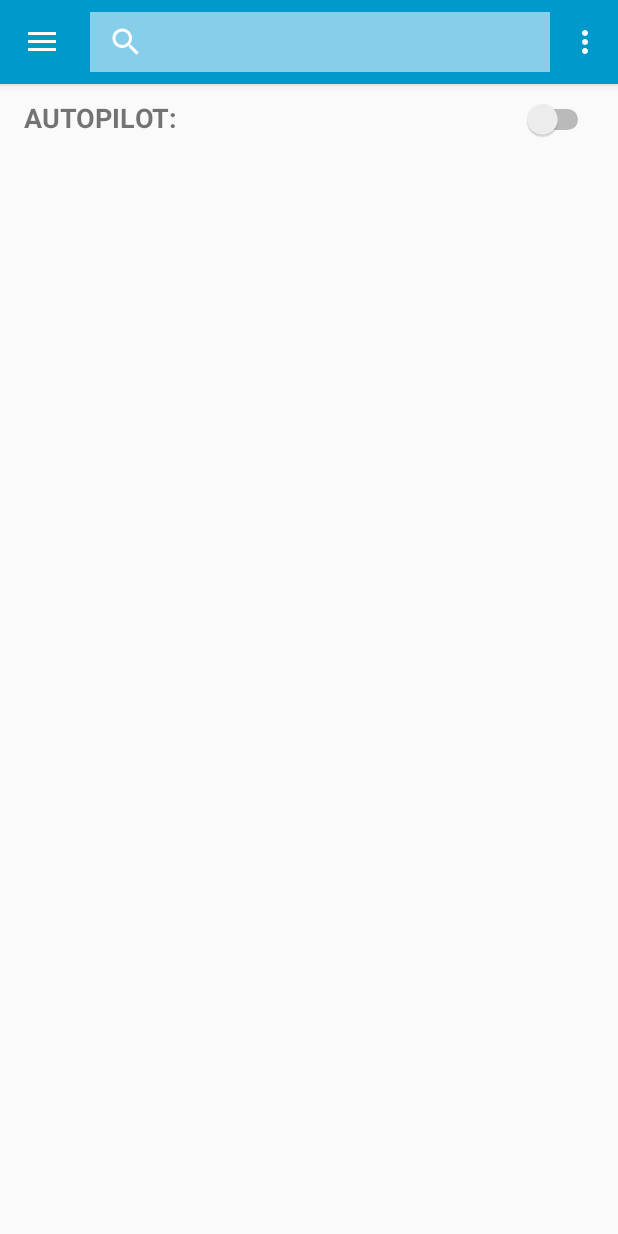
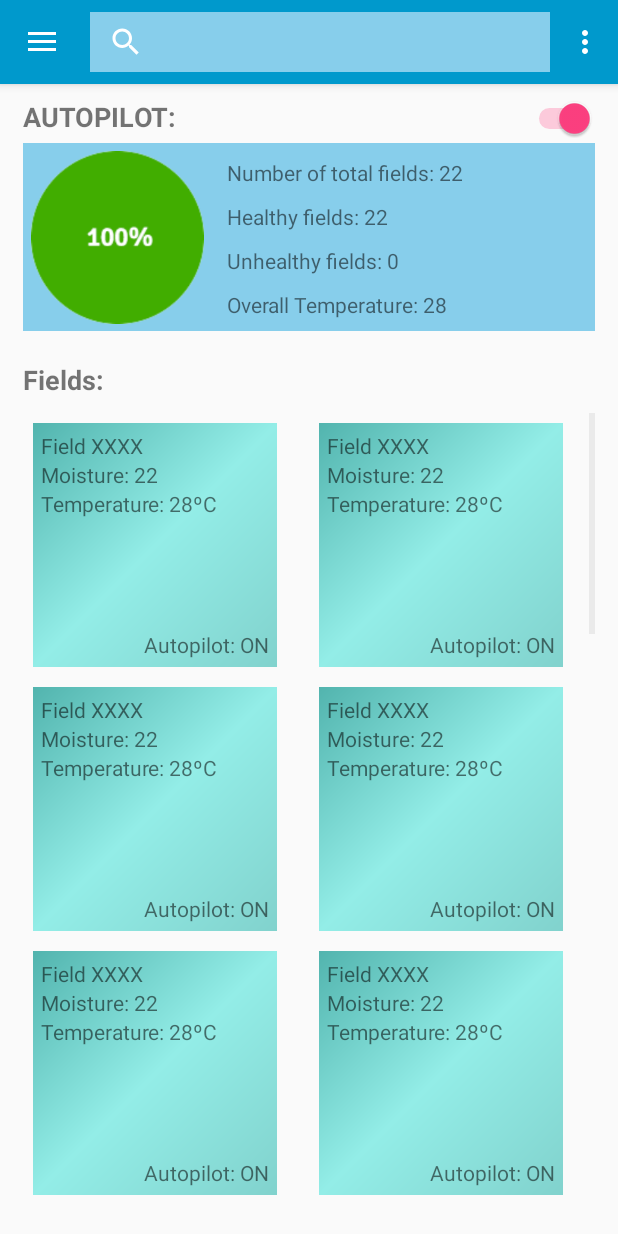
Before and after one commit to rathaROG/MWS, an Android app: the MainActivity screen opened directly, with no data from a screen before it, on a phone screen of 412 x 824 dp. Run offline under Robolectric (Android 15) with nearby library versions, the phone set to English and light mode, and no system bars.

Commit message:
big update 1

```diff
--- a/app/src/main/java/com/ratharog/mws/activity/MainActivity.java
+++ b/app/src/main/java/com/ratharog/mws/activity/MainActivity.java
@@ -15,9 +15,13 @@ import android.view.Menu;
 import android.view.MenuItem;
 import android.view.Window;
 import android.view.WindowManager;
+import android.widget.AdapterView;
+import android.widget.GridView;
+import android.widget.Toast;
 import android.widget.ViewFlipper;
 
 import com.ratharog.mws.R;
+import com.ratharog.mws.adapter.ImageAdapter;
 
 public class MainActivity extends AppCompatActivity
         implements NavigationView.OnNavigationItemSelectedListener {
@@ -47,6 +51,22 @@ public class MainActivity extends AppCompatActivity
 
         NavigationView navigationView = (NavigationView) findViewById(R.id.nav_view);
         navigationView.setNavigationItemSelectedListener(this);
+
+        loadGridView();
+
+    }
+
+    public void loadGridView() {
+        GridView gridview = (GridView) findViewById(R.id.gridView);
+        gridview.setAdapter(new ImageAdapter(this));
+
+        /*gridview.setOnItemClickListener(new AdapterView.OnItemClickListener() {
+            public void onItemClick(AdapterView<?> parent, View v,
+                                    int position, long id) {
+                Toast.makeText(MainActivity.this, "" + position,
+                        Toast.LENGTH_SHORT).show();
+            }
+        });*/
     }
 
     @Override
--- /dev/null
+++ b/app/src/main/java/com/ratharog/mws/adapter/ImageAdapter.java
@@ -0,0 +1,172 @@
+package com.ratharog.mws.adapter;
+
+import android.app.Activity;
+import android.content.Context;
+import android.graphics.Point;
+import android.view.Display;
+import android.view.LayoutInflater;
+import android.view.View;
+import android.view.ViewGroup;
+import android.view.WindowManager;
+import android.widget.BaseAdapter;
+import android.widget.GridView;
+import android.widget.ImageView;
+import android.widget.TextView;
+
+import com.ratharog.mws.R;
+
+/**
+ * Created by rathaROG on 11/15/2016.
+ */
+
+/*public class ImageAdapter extends BaseAdapter {
+    private Context context;
+    // private final String[] mobileValues;
+
+    public ImageAdapter(Context context) {
+        this.context = context;
+    }
+
+    public View getView(int position, View convertView, ViewGroup parent) {
+
+        LayoutInflater inflater = (LayoutInflater) context
+                .getSystemService(Context.LAYOUT_INFLATER_SERVICE);
+
+        View gridView;
+
+        if (convertView == null) {
+            gridView = new View(context);
+
+            // get layout from mobile.xml
+            gridView = inflater.inflate(R.layout.grid_view_item, null);
+        } else {
+            gridView = (View) convertView;
+        }
+
+        return gridView;
+    }
+
+    @Override
+    public int getCount() {
+        // return mobileValues.length;
+        return 10;
+    }
+
+    @Override
+    public Object getItem(int position) {
+        return null;
+    }
+
+    @Override
+    public long getItemId(int position) {r
+        return 0;
+    }
+
+}*/
+
+public class ImageAdapter extends BaseAdapter {
+    private Context mContext;
+
+    public ImageAdapter(Context c) {
+        mContext = c;
+    }
+
+    public int getCount() {
+        return mThumbIds.length;
+    }
+
+    public Object getItem(int position) {
+        return null;
+    }
+
+    public long getItemId(int position) {
+        return 0;
+    }
+
+    // create a new ImageView for each item referenced by the Adapter
+    public View getView(int position, View convertView, ViewGroup parent) {
+        ImageView imageView;
+        TextView textViewTitle;
+        TextView textViewMoisture;
+        TextView textViewTemp;
+        TextView textViewAutopilotStatus;
+
+        View gridView;
+
+        LayoutInflater li = ((Activity) mContext).getLayoutInflater();
+        gridView = li.inflate(R.layout.grid_view_item, null);
+
+        WindowManager wm = (WindowManager) mContext.getSystemService(Context.WINDOW_SERVICE);
+        Display display = wm.getDefaultDisplay();
+        Point size = new Point();
+        display.getSize(size);
+        int width = (int)(size.x - 30)/2 - 30;
+
+        if (convertView == null) {
+//            // if it's not recycled, initialize some attributes
+//            imageView = new ImageView(mContext);
+//            imageView.setLayoutParams(new GridView.LayoutParams(width, width));
+//            imageView.setScaleType(ImageView.ScaleType.CENTER_CROP);
+//            imageView.setPadding(10, 10, 10, 10);
+
+
+
+            // if it's not recycled, initialize some attributes
+            imageView = (ImageView) gridView.findViewById(R.id.imageViewBackground);
+            textViewTitle = (TextView) gridView.findViewById(R.id.textViewTitle);
+            textViewMoisture = (TextView) gridView.findViewById(R.id.textViewMoisture);
+            textViewTemp = (TextView) gridView.findViewById(R.id.textViewTemp);
+            textViewAutopilotStatus = (TextView) gridView.findViewById(R.id.textViewAutopilotStatus);
+
+            gridView.setLayoutParams(new GridView.LayoutParams(width, width));
+            // gridView.setScaleType(ImageView.ScaleType.CENTER_CROP);
+            gridView.setPadding(10, 10, 10, 10);
+
+//            imageView.setLayoutParams(new GridView.LayoutParams(width, width));
+//            imageView.setScaleType(ImageView.ScaleType.CENTER_CROP);
+//            imageView.setPadding(10, 10, 10, 10);
+
+            imageView.setImageResource(R.drawable.grid_view_item_background);
+
+            textViewTitle.setText("Field XXXX");
+            textViewMoisture.setText("Moisture: 22");
+            textViewTemp.setText("Temperature: 28ºC");
+            textViewAutopilotStatus.setText("Autopilot: ON");
+
+        } else {
+            gridView = (View) convertView;
+        }
+
+        // imageView.setImageResource(mThumbIds[position]);
+        return gridView;
+    }
+
+    // references to our images
+    private Integer[] mThumbIds = {
+            R.drawable.sample_2, R.drawable.sample_3,
+            R.drawable.sample_4, R.drawable.sample_5,
+            R.drawable.sample_6, R.drawable.sample_7,
+            R.drawable.sample_0, R.drawable.sample_1,
+            R.drawable.sample_2, R.drawable.sample_3,
+            R.drawable.sample_4, R.drawable.sample_5,
+            R.drawable.sample_6, R.drawable.sample_7,
+            R.drawable.sample_0, R.drawable.sample_1,
+            R.drawable.sample_2, R.drawable.sample_3,
+            R.drawable.sample_4, R.drawable.sample_5,
+            R.drawable.sample_6, R.drawable.sample_7
+    };
+
+    /*private Integer[] mThumbIds = {
+            R.drawable.grid_view_item_background, R.drawable.grid_view_item_background,
+            R.drawable.grid_view_item_background, R.drawable.grid_view_item_background,
+            R.drawable.grid_view_item_background, R.drawable.grid_view_item_background,
+            R.drawable.grid_view_item_background, R.drawable.grid_view_item_background,
+            R.drawable.grid_view_item_background, R.drawable.grid_view_item_background,
+            R.drawable.grid_view_item_background, R.drawable.grid_view_item_background,
+            R.drawable.grid_view_item_background, R.drawable.grid_view_item_background,
+            R.drawable.grid_view_item_background, R.drawable.grid_view_item_background,
+            R.drawable.grid_view_item_background, R.drawable.grid_view_item_background,
+            R.drawable.grid_view_item_background, R.drawable.grid_view_item_background,
+            R.drawable.grid_view_item_background, R.drawable.grid_view_item_background
+    };*/
+}
--- /dev/null
+++ b/app/src/main/res/drawable/grid_view_item_background.xml
@@ -0,0 +1,9 @@
+<shape xmlns:android="http://schemas.android.com/apk/res/android"
+    android:shape="rectangle">
+    <gradient
+        android:angle="135"
+        android:centerColor="#93ede7"
+        android:endColor="#52b4ae"
+        android:startColor="#81d2cd"
+        android:type="linear" />
+</shape>
--- a/app/src/main/res/layout/content_main.xml
+++ b/app/src/main/res/layout/content_main.xml
@@ -5,10 +5,7 @@
     android:id="@+id/content_main"
     android:layout_width="match_parent"
     android:layout_height="match_parent"
-    android:paddingBottom="@dimen/activity_vertical_margin"
-    android:paddingLeft="@dimen/activity_horizontal_margin"
-    android:paddingRight="@dimen/activity_horizontal_margin"
-    android:paddingTop="@dimen/activity_vertical_margin"
+    android:layout_margin="10dp"
     app:layout_behavior="@string/appbar_scrolling_view_behavior"
     tools:context="com.ratharog.mws.activity.MainActivity"
     tools:showIn="@layout/app_bar_main">
@@ -16,16 +13,103 @@
     <TextView
         android:layout_width="wrap_content"
         android:layout_height="wrap_content"
-        android:layout_marginTop="50dp"
+        android:layout_marginTop="55dp"
+        android:layout_alignParentLeft="true"
+        android:layout_marginLeft="5dp"
         android:text="AUTOPILOT:"
         android:textSize="18sp"
-        android:textStyle="normal|bold" />
+        android:textStyle="normal|bold"
+        android:id="@+id/texViewAutopilot"/>
 
     <Switch
         android:layout_width="wrap_content"
         android:layout_height="wrap_content"
-        android:layout_marginTop="50dp"
-        android:layout_alignParentTop="true"
-        android:layout_alignParentEnd="true"
-        android:id="@+id/switch1" />
+        android:layout_alignTop="@id/texViewAutopilot"
+        android:layout_alignParentRight="true"
+        android:layout_marginRight="5dp"
+        android:id="@+id/switchAutopilot"
+        android:checked="true" />
+
+    <RelativeLayout
+        android:layout_width="match_parent"
+        android:layout_height="125dp"
+        android:layout_marginTop="85dp"
+        android:layout_marginLeft="5dp"
+        android:layout_marginRight="5dp"
+        android:background="@color/skyblue"
+        android:id="@+id/relativeLayoutSummary"
+        >
+
+        <ImageView
+            android:background="@drawable/pie_chart_100"
+            android:layout_width="115dp"
+            android:layout_height="115dp"
+            android:layout_marginLeft="5dp"
+            android:layout_marginTop="5dp"
+            android:scaleType="fitXY"
+            android:id="@+id/imageViewPieGraph"/>
+
+        <TextView
+            android:text="Number of total fields: 22"
+            android:layout_width="wrap_content"
+            android:layout_height="wrap_content"
+            android:layout_toEndOf="@id/imageViewPieGraph"
+            android:layout_marginLeft="15dp"
+            android:layout_marginTop="10dp"
+            android:id="@+id/textViewNumofField"/>
+
+        <TextView
+            android:text="Healthy fields: 22"
+            android:layout_width="wrap_content"
+            android:layout_height="wrap_content"
+            android:layout_marginTop="10dp"
+            android:layout_below="@id/textViewNumofField"
+            android:layout_alignStart="@id/textViewNumofField"
+            android:id="@+id/textViewNumofHealthyField"/>
+
+        <TextView
+            android:text="Unhealthy fields: 0"
+            android:layout_width="wrap_content"
+            android:layout_height="wrap_content"
+            android:layout_marginTop="10dp"
+            android:layout_below="@id/textViewNumofHealthyField"
+            android:layout_alignStart="@id/textViewNumofField"
+            android:id="@+id/textViewNumofRiskField"/>
+
+        <TextView
+            android:text="Overall Temperature: 28"
+            android:layout_width="wrap_content"
+            android:layout_height="wrap_content"
+            android:layout_marginTop="10dp"
+            android:layout_below="@id/textViewNumofRiskField"
+            android:layout_alignStart="@id/textViewNumofField"
+            android:id="@+id/textViewOverallTemp"/>
+
+
+
+    </RelativeLayout>
+
+    <TextView
+        android:layout_width="wrap_content"
+        android:layout_height="wrap_content"
+        android:layout_below="@id/relativeLayoutSummary"
+        android:layout_marginTop="20dp"
+        android:layout_marginLeft="5dp"
+        android:text="Fields:"
+        android:textSize="18sp"
+        android:textStyle="normal|bold"
+        android:id="@+id/textViewField"/>
+
+    <GridView
+        android:layout_width="match_parent"
+        android:layout_height="match_parent"
+        android:layout_below="@id/textViewField"
+        android:layout_marginTop="10dp"
+        android:layout_marginLeft="5dp"
+        android:layout_marginRight="5dp"
+        android:layout_marginBottom="5dp"
+        android:numColumns="2"
+        android:id="@+id/gridView" />
+
+
 </RelativeLayout>
--- /dev/null
+++ b/app/src/main/res/layout/grid_view_item.xml
@@ -0,0 +1,45 @@
+<?xml version="1.0" encoding="utf-8"?>
+<RelativeLayout xmlns:android="http://schemas.android.com/apk/res/android"
+    android:layout_width="match_parent" android:layout_height="match_parent">
+
+    <ImageView
+        android:layout_width="fill_parent"
+        android:layout_height="fill_parent"
+        android:background="@drawable/grid_view_item_background"
+        android:id="@+id/imageViewBackground"/>
+
+    <TextView
+        android:text="Title (field name)"
+        android:layout_width="wrap_content"
+        android:layout_height="wrap_content"
+        android:layout_alignParentTop="true"
+        android:layout_alignParentStart="true"
+        android:layout_marginStart="5dp"
+        android:layout_marginTop="5dp"
+        android:id="@+id/textViewTitle" />
+
+    <TextView
+        android:text="Moisture: 25"
+        android:layout_width="wrap_content"
+        android:layout_height="wrap_content"
+        android:layout_below="@+id/textViewTitle"
+        android:layout_alignStart="@+id/textViewTitle"
+        android:id="@+id/textViewMoisture" />
+
+    <TextView
+        android:text="Temperature: 28"
+        android:layout_width="wrap_content"
+        android:layout_height="wrap_content"
+        android:layout_below="@+id/textViewMoisture"
+        android:layout_alignStart="@+id/textViewMoisture"
+        android:id="@+id/textViewTemp" />
+
+    <TextView
+        android:text="Autopilot: ON"
+        android:layout_width="wrap_content"
+        android:layout_height="wrap_content"
+        android:layout_alignParentEnd="true"
+        android:layout_alignParentBottom="true"
+        android:layout_margin="5dp"
+        android:id="@+id/textViewAutopilotStatus" />
+</RelativeLayout>
```
Also changed, not shown: app/src/main/res/drawable/pie_chart_100.png (added), app/src/main/res/drawable/sample_0.jpg (added), app/src/main/res/drawable/sample_1.jpg (added), app/src/main/res/drawable/sample_2.jpg (added), app/src/main/res/drawable/sample_3.jpg (added), app/src/main/res/drawable/sample_4.jpg (added), app/src/main/res/drawable/sample_5.jpg (added), app/src/main/res/drawable/sample_6.jpg (added), app/src/main/res/drawable/sample_7.jpg (added).
